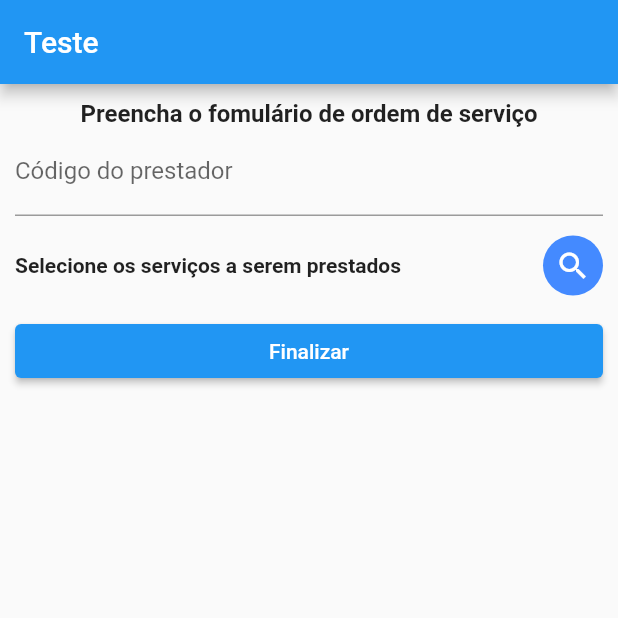
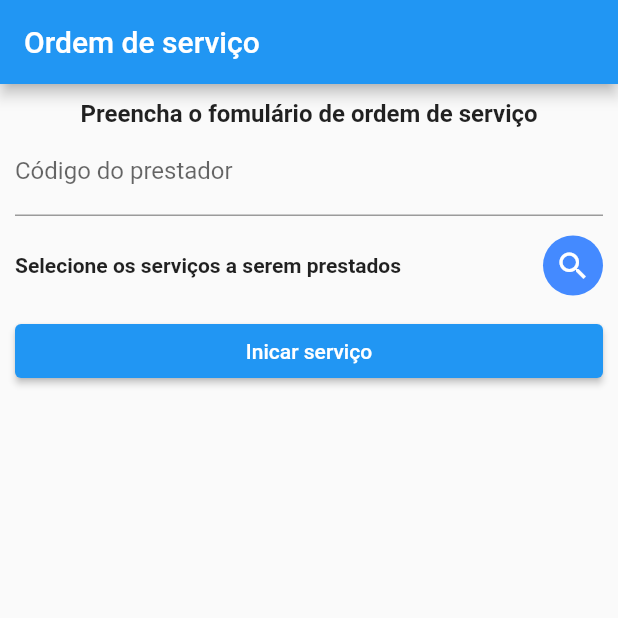
Before and after one commit to duromero/abc_tech_app-main, a Flutter app: the screen it shows after launch, on a phone screen of 412 x 824 dp, the top half of it. Run offline on Flutter 3.47's test engine with Material 2 defaults, Android fonts, the phone set to English and light mode, and no system bars; our stand-ins replace geolocator, get; missing offline and left inert: geolocator_web.

Commit message:
Validação de status da ordem de serviço e bloqueio de UI

```diff
--- /dev/null
+++ b/lib/enums/order_state_enum.dart
@@ -0,0 +1 @@
+enum OrderState { creating, started, finished }
--- /dev/null
+++ b/lib/model/order_created.dart
@@ -0,0 +1,10 @@
+// ignore_for_file: public_member_api_docs, sort_constructors_first
+class OrderCreated {
+  bool success;
+  String message;
+
+  OrderCreated({
+    required this.success,
+    required this.message,
+  });
+}
--- a/lib/pages/order_bind.dart
+++ b/lib/pages/order_bind.dart
@@ -1,11 +1,14 @@
 import 'package:abctechapp/controller/order_controller.dart';
+import 'package:abctechapp/provider/order_provider.dart';
 import 'package:abctechapp/services/impl/geolocation_service_impl.dart';
+import 'package:abctechapp/services/impl/order_service_impl.dart';
 
 import 'package:get/get.dart';
 
 class OrderBind extends Bindings {
   @override
   void dependencies() {
-    Get.lazyPut<OrderController>(() => OrderController(GeolocationService()));
+    Get.lazyPut<OrderController>(() =>
+        OrderController(GeolocationService(), OrderService(OrderProvider())));
   }
 }
--- a/lib/pages/order_page.dart
+++ b/lib/pages/order_page.dart
@@ -3,6 +3,8 @@ import 'package:abctechapp/model/assistance.dart';
 import 'package:flutter/material.dart';
 import 'package:flutter/services.dart';
 import 'package:get/get.dart';
+
+import '../enums/order_state_enum.dart';
 
 class OrderPage extends GetView<OrderController> {
   const OrderPage({Key? key}) : super(key: key);
@@ -15,16 +17,8 @@ class OrderPage extends GetView<OrderController> {
             ListTile(title: Text(assists[index].name)));
   }
 
-  @override
-  Widget build(BuildContext context) {
-    return Scaffold(
-        appBar: AppBar(
-          title: const Text("Teste"),
-        ),
-        body: Container(
-            constraints: const BoxConstraints.expand(),
-            padding: const EdgeInsets.all(10.0),
-            child: SingleChildScrollView(
+  Widget renderFromScreen(BuildContext context) {
+    return SingleChildScrollView(
       child: Form(
         key: controller.formKey,
         child: Column(
@@ -35,18 +29,21 @@ class OrderPage extends GetView<OrderController> {
                   child: Text(
                 'Preencha o fomulário de ordem de serviço',
                 textAlign: TextAlign.center,
-                        style: TextStyle(
-                            fontSize: 16.0, fontWeight: FontWeight.bold),
+                style: TextStyle(fontSize: 16.0, fontWeight: FontWeight.bold),
               ))
             ]),
-                    TextFormField(
+            Obx(() {
+              var enabled = controller.screenState.value == OrderState.creating;
+              return TextFormField(
                 controller: controller.operatorIdController,
+                enabled: enabled,
                 inputFormatters: [FilteringTextInputFormatter.digitsOnly],
                 keyboardType: TextInputType.number,
-                      decoration: const InputDecoration(
-                          labelText: "Código do prestador"),
+                decoration:
+                    const InputDecoration(labelText: "Código do prestador"),
                 textAlign: TextAlign.center,
-                    ),
+              );
+            }),
             Row(children: [
               const Expanded(
                   child: Padding(
@@ -55,8 +52,7 @@ class OrderPage extends GetView<OrderController> {
                         'Selecione os serviços a serem prestados',
                         textAlign: TextAlign.left,
                         style: TextStyle(
-                                    fontSize: 14.0,
-                                    fontWeight: FontWeight.bold),
+                            fontSize: 14.0, fontWeight: FontWeight.bold),
                       ))),
               Ink(
                   decoration: const ShapeDecoration(
@@ -75,13 +71,34 @@ class OrderPage extends GetView<OrderController> {
             ),
             Row(children: [
               Expanded(
-                          child: ElevatedButton(
-                              onPressed: () => controller.finishStartOrder(),
-                              child: const Text("Finalizar")))
+                  child: ElevatedButton(onPressed: () {
+                FocusScope.of(context).unfocus();
+                controller.finishStartOrder();
+              }, child: Obx((() {
+                if (controller.screenState.value == OrderState.creating) {
+                  return const Text("Inicar serviço");
+                } else {
+                  return const Text("Finalizar serviço");
+                }
+              }))))
             ]),
           ],
         ),
       ),
-            )));
+    );
+  }
+
+  @override
+  Widget build(BuildContext context) {
+    return Scaffold(
+        appBar: AppBar(
+          title: const Text("Ordem de serviço"),
+        ),
+        body: Container(
+            constraints: const BoxConstraints.expand(),
+            padding: const EdgeInsets.all(10.0),
+            child: controller.obx((state) => renderFromScreen(context),
+                onLoading: const Center(child: CircularProgressIndicator()),
+                onError: (error) => Text(error.toString()))));
   }
 }
--- /dev/null
+++ b/lib/services/order_service.dart
@@ -0,0 +1,6 @@
+import 'package:abctechapp/model/order.dart';
+import 'package:abctechapp/model/order_created.dart';
+
+abstract class OrderServiceInterface {
+  Future<OrderCreated> createOrder(Order order);
+}
```
Also changed, not shown: lib/controller/order_controller.dart (+76 -12 lines), lib/services/impl/order_service_impl.dart (added, +28 -0 lines). Lines whose indentation alone changed are shown as unchanged.
